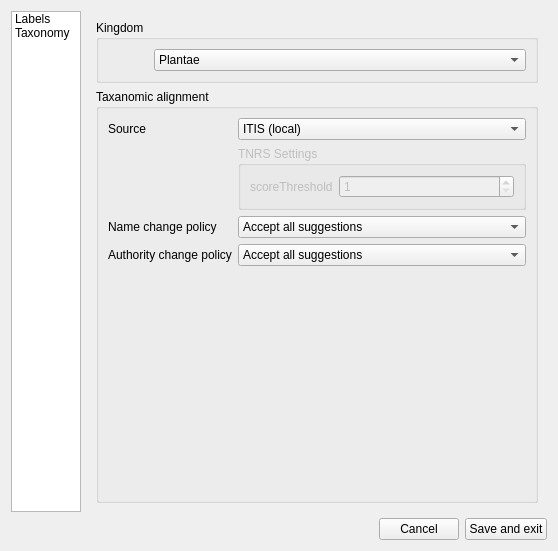
First picture: the form in ui/settingsUI.ui, repository CapPow/collBook, before the edit.
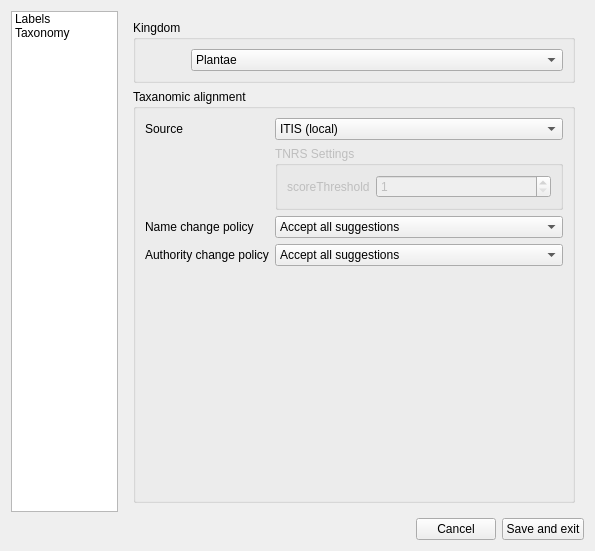
Second picture: the form after the edit.

```diff
--- a/ui/settingsUI.ui
+++ b/ui/settingsUI.ui
@@ -6,7 +6,7 @@
    <rect>
     <x>0</x>
     <y>0</y>
-    <width>514</width>
+    <width>595</width>
     <height>551</height>
    </rect>
   </property>
```
Left out of the diff: 20 changed lines with no effect on the pictures.
